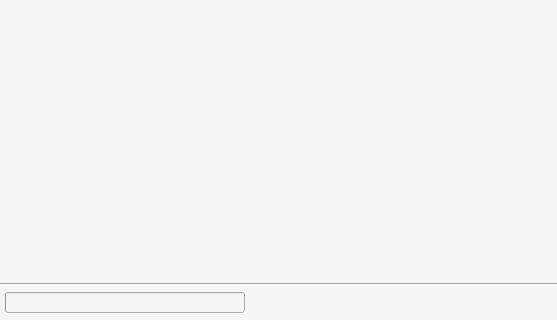
This is CLIENT/RHE_Client/mainwindow.ui in qvinn/RHE as Qt 5 draws it before an edit; both pictures show x 0 to 557 and y 425 to 745 of the 1220 by 745 pixel window. The edited form follows.
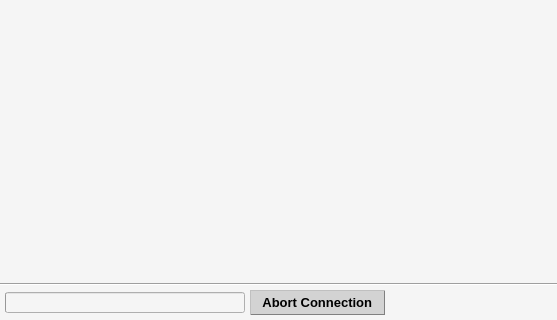
This is the edited form.

Commit message: Changed blocking connection to non-blocking; Added button 'Abort Connection'

Diff of the .ui file:
```diff
--- a/CLIENT/RHE_Client/mainwindow.ui
+++ b/CLIENT/RHE_Client/mainwindow.ui
@@ -542,6 +542,88 @@
           </property>
          </widget>
         </item>
+        <item>
+         <widget class="QPushButton" name="pshBttn_abrt_cnnctn">
+          <property name="sizePolicy">
+           <sizepolicy hsizetype="Preferred" vsizetype="Preferred">
+            <horstretch>0</horstretch>
+            <verstretch>0</verstretch>
+           </sizepolicy>
+          </property>
+          <property name="minimumSize">
+           <size>
+            <width>135</width>
+            <height>0</height>
+           </size>
+          </property>
+          <property name="maximumSize">
+           <size>
+            <width>250</width>
+            <height>16777215</height>
+           </size>
+          </property>
+          <property name="font">
+           <font>
+            <pointsize>10</pointsize>
+            <weight>75</weight>
+            <bold>true</bold>
+           </font>
+          </property>
+          <property name="styleSheet">
+           <string notr="true">QPushButton:checked{
+	background-color: lightblue;
+	border-style: outset;
+	color: black;
+	font: bold 10p;
+	border-style: outset;
+	border-width: 1px;
+	border-radius: 0px;
+	border-color: blue;
+	padding: 0px 0px;
+}
+QPushButton:pressed{
+	background-color: lightblue;
+	border-style: outset;
+	color: black;
+	font: bold 10p;
+	border-style: outset;
+	border-width: 1px;
+	border-radius: 0px;
+	border-color: blue;
+	padding: 0px 0px;
+}
+QPushButton:disabled{
+	background-color: lightblue;
+	border-style: outset;
+	color: black;
+	font: bold 10p;
+	border-style: outset;
+	border-width: 1px;
+	border-radius: 0px;
+	border-color: blue;
+	padding: 0px 0px;
+}
+QPushButton{
+	background-color: lightGray;
+	color: black;
+	border-style: outset;
+	border-width: 1px;
+	border-radius: 0px;
+	border-color: gray;
+	padding: 0px 0px;
+}
+QPushButton:hover{
+	border-style: outset;
+	border-width: 1px;
+	border-radius: 0px;
+	border-color: royalblue;
+}</string>
+          </property>
+          <property name="text">
+           <string>  Abort Connection  </string>
+          </property>
+         </widget>
+        </item>
         <item>
          <spacer name="horizontalSpacer">
           <property name="orientation">
```
The commit also changes 12 other files.
